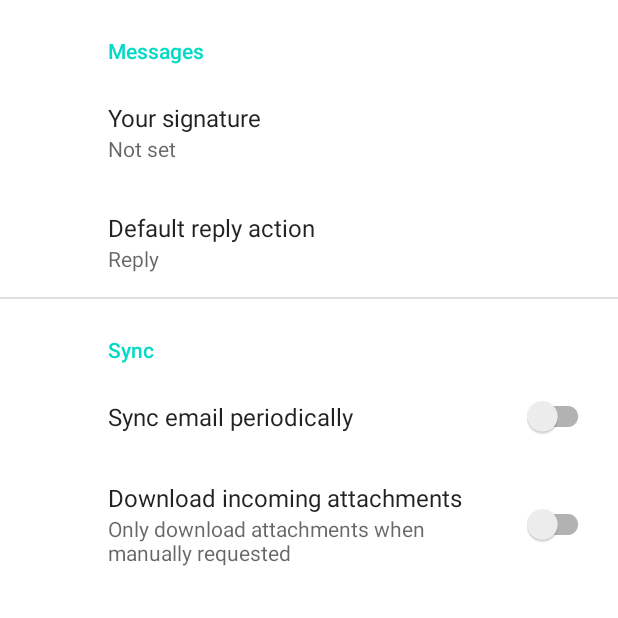
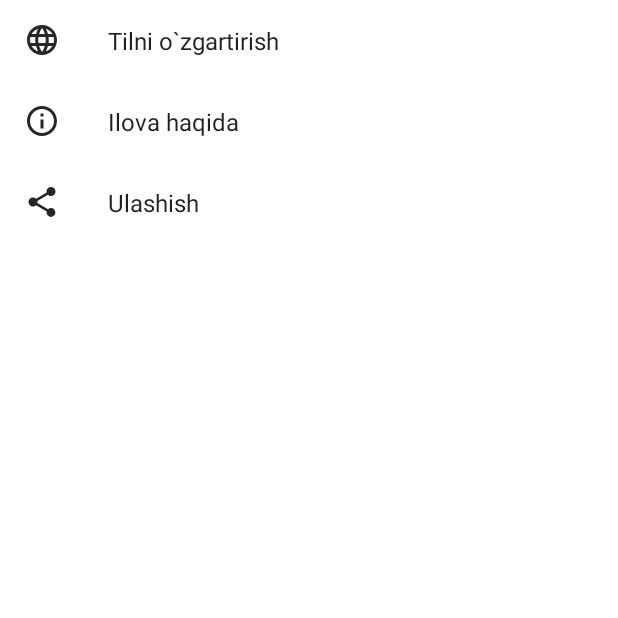
Before and after one commit to alisherotajonov866/Calculate-Percent, an Android app: the SettingsActivity screen opened directly, with no data from a screen before it, on a phone screen of 412 x 824 dp, the top half of it. Run offline under Robolectric (Android 15) with nearby library versions, the phone set to English and light mode, and no system bars; our stand-ins replace androidx.preference.

Commit message:
fixed bugs

```diff
--- a/app/src/main/AndroidManifest.xml
+++ b/app/src/main/AndroidManifest.xml
@@ -1,6 +1,6 @@
 <?xml version="1.0" encoding="utf-8"?>
 <manifest xmlns:android="http://schemas.android.com/apk/res/android"
-    xmlns:tools="http://schemas.android.com/tools" >
+    xmlns:tools="http://schemas.android.com/tools">
 
     <application
         android:allowBackup="true"
@@ -11,7 +11,15 @@
         android:roundIcon="@mipmap/ic_app_image"
         android:supportsRtl="true"
         android:theme="@style/Theme.CalculatePercent"
-        tools:targetApi="31" >
+        tools:targetApi="31">
+        <activity
+            android:name=".InformationActivity"
+            android:exported="false"
+            android:parentActivityName=".SettingsActivity">
+            <meta-data
+                android:name="android.app.lib_name"
+                android:value="" />
+        </activity>
         <activity
             android:name=".SettingsActivity"
             android:exported="false"
@@ -22,16 +30,8 @@
                 android:value="" />
         </activity>
         <activity
-            android:name=".Information"
-            android:exported="false"
-            android:parentActivityName=".SettingsActivity">
-            <meta-data
-                android:name="android.app.lib_name"
-                android:value="" />
-        </activity>
-        <activity
             android:name=".MainActivity"
-            android:exported="true" >
+            android:exported="true">
             <intent-filter>
                 <action android:name="android.intent.action.MAIN" />
 
--- a/app/src/main/java/ru/startandroid/calculatepercent/Information.kt
+++ b/app/src/main/java/ru/startandroid/calculatepercent/InformationActivity.kt
@@ -2,17 +2,10 @@
 
 import androidx.appcompat.app.AppCompatActivity
 import android.os.Bundle
-import android.widget.Button
 
-class Information : AppCompatActivity() {
-    lateinit var ivBack:Button
+class InformationActivity : AppCompatActivity() {
     override fun onCreate(savedInstanceState: Bundle?) {
         super.onCreate(savedInstanceState)
         setContentView(R.layout.activity_information)
-
-        ivBack = findViewById(R.id.information_ivBack)
-        ivBack.setOnClickListener{
-            finish()
-        }
     }
 }
--- a/app/src/main/java/ru/startandroid/calculatepercent/MainActivity.kt
+++ b/app/src/main/java/ru/startandroid/calculatepercent/MainActivity.kt
@@ -51,6 +51,7 @@
                     toast("Maydonlarni to`ldiring!")
                 }
             }
+
             btnClear.setOnClickListener{
                 if (etPriceShown.text!!.isNotEmpty() || etPriceReceived.text!!.isNotEmpty() || etMonth.text!!.isNotEmpty()) {
                     etPriceShown.setText("")
@@ -61,10 +62,12 @@
                 }
             }
         }
+
         binding.ivSettings.setOnClickListener{
             val intent = Intent(this,SettingsActivity::class.java)
             startActivity(intent)
         }
+
     }
 
     private fun alert(titleMessage:String, message:String){
--- a/app/src/main/java/ru/startandroid/calculatepercent/SettingsActivity.kt
+++ b/app/src/main/java/ru/startandroid/calculatepercent/SettingsActivity.kt
@@ -2,9 +2,10 @@
 
 import android.os.Bundle
 import androidx.appcompat.app.AppCompatActivity
+import androidx.preference.Preference
 import androidx.preference.PreferenceFragmentCompat
 
-class SettingsActivity : AppCompatActivity() {
+class SettingsActivity : AppCompatActivity(), Preference.OnPreferenceClickListener {
 
     override fun onCreate(savedInstanceState: Bundle?) {
         super.onCreate(savedInstanceState)
@@ -21,6 +22,12 @@
     class SettingsFragment : PreferenceFragmentCompat() {
         override fun onCreatePreferences(savedInstanceState: Bundle?, rootKey: String?) {
             setPreferencesFromResource(R.xml.root_preferences, rootKey)
+
         }
     }
+
+    override fun onPreferenceClick(preference: Preference): Boolean {
+
+        return true
+    }
 }
--- /dev/null
+++ b/app/src/main/res/drawable/ic_info.xml
@@ -0,0 +1,5 @@
+<vector android:alpha="0.85" android:height="24dp"
+    android:tint="#000000" android:viewportHeight="24"
+    android:viewportWidth="24" android:width="24dp" xmlns:android="http://schemas.android.com/apk/res/android">
+    <path android:fillColor="@android:color/white" android:pathData="M11,7h2v2h-2zM11,11h2v6h-2zM12,2C6.48,2 2,6.48 2,12s4.48,10 10,10 10,-4.48 10,-10S17.52,2 12,2zM12,20c-4.41,0 -8,-3.59 -8,-8s3.59,-8 8,-8 8,3.59 8,8 -3.59,8 -8,8z"/>
+</vector>
--- /dev/null
+++ b/app/src/main/res/drawable/ic_language.xml
@@ -0,0 +1,5 @@
+<vector android:alpha="0.85" android:height="24dp"
+    android:tint="#000000" android:viewportHeight="24"
+    android:viewportWidth="24" android:width="24dp" xmlns:android="http://schemas.android.com/apk/res/android">
+    <path android:fillColor="@android:color/white" android:pathData="M11.99,2C6.47,2 2,6.48 2,12s4.47,10 9.99,10C17.52,22 22,17.52 22,12S17.52,2 11.99,2zM18.92,8h-2.95c-0.32,-1.25 -0.78,-2.45 -1.38,-3.56 1.84,0.63 3.37,1.91 4.33,3.56zM12,4.04c0.83,1.2 1.48,2.53 1.91,3.96h-3.82c0.43,-1.43 1.08,-2.76 1.91,-3.96zM4.26,14C4.1,13.36 4,12.69 4,12s0.1,-1.36 0.26,-2h3.38c-0.08,0.66 -0.14,1.32 -0.14,2s0.06,1.34 0.14,2L4.26,14zM5.08,16h2.95c0.32,1.25 0.78,2.45 1.38,3.56 -1.84,-0.63 -3.37,-1.9 -4.33,-3.56zM8.03,8L5.08,8c0.96,-1.66 2.49,-2.93 4.33,-3.56C8.81,5.55 8.35,6.75 8.03,8zM12,19.96c-0.83,-1.2 -1.48,-2.53 -1.91,-3.96h3.82c-0.43,1.43 -1.08,2.76 -1.91,3.96zM14.34,14L9.66,14c-0.09,-0.66 -0.16,-1.32 -0.16,-2s0.07,-1.35 0.16,-2h4.68c0.09,0.65 0.16,1.32 0.16,2s-0.07,1.34 -0.16,2zM14.59,19.56c0.6,-1.11 1.06,-2.31 1.38,-3.56h2.95c-0.96,1.65 -2.49,2.93 -4.33,3.56zM16.36,14c0.08,-0.66 0.14,-1.32 0.14,-2s-0.06,-1.34 -0.14,-2h3.38c0.16,0.64 0.26,1.31 0.26,2s-0.1,1.36 -0.26,2h-3.38z"/>
+</vector>
--- a/app/src/main/res/drawable/ic_language_icon.xml
+++ /dev/null
@@ -1,5 +0,0 @@
-<vector android:alpha="0.85" android:height="24dp"
-    android:tint="#000000" android:viewportHeight="24"
-    android:viewportWidth="24" android:width="24dp" xmlns:android="http://schemas.android.com/apk/res/android">
-    <path android:fillColor="@android:color/white" android:pathData="M12.87,15.07l-2.54,-2.51 0.03,-0.03c1.74,-1.94 2.98,-4.17 3.71,-6.53L17,6L17,4h-7L10,2L8,2v2L1,4v1.99h11.17C11.5,7.92 10.44,9.75 9,11.35 8.07,10.32 7.3,9.19 6.69,8h-2c0.73,1.63 1.73,3.17 2.98,4.56l-5.09,5.02L4,19l5,-5 3.11,3.11 0.76,-2.04zM18.5,10h-2L12,22h2l1.12,-3h4.75L21,22h2l-4.5,-12zM15.88,17l1.62,-4.33L19.12,17h-3.24z"/>
-</vector>
--- /dev/null
+++ b/app/src/main/res/drawable/ic_share.xml
@@ -0,0 +1,5 @@
+<vector android:alpha="0.85" android:height="24dp"
+    android:tint="#000000" android:viewportHeight="24"
+    android:viewportWidth="24" android:width="24dp" xmlns:android="http://schemas.android.com/apk/res/android">
+    <path android:fillColor="@android:color/white" android:pathData="M18,16.08c-0.76,0 -1.44,0.3 -1.96,0.77L8.91,12.7c0.05,-0.23 0.09,-0.46 0.09,-0.7s-0.04,-0.47 -0.09,-0.7l7.05,-4.11c0.54,0.5 1.25,0.81 2.04,0.81 1.66,0 3,-1.34 3,-3s-1.34,-3 -3,-3 -3,1.34 -3,3c0,0.24 0.04,0.47 0.09,0.7L8.04,9.81C7.5,9.31 6.79,9 6,9c-1.66,0 -3,1.34 -3,3s1.34,3 3,3c0.79,0 1.5,-0.31 2.04,-0.81l7.12,4.16c-0.05,0.21 -0.08,0.43 -0.08,0.65 0,1.61 1.31,2.92 2.92,2.92 1.61,0 2.92,-1.31 2.92,-2.92s-1.31,-2.92 -2.92,-2.92z"/>
+</vector>
--- a/app/src/main/res/layout/activity_information.xml
+++ b/app/src/main/res/layout/activity_information.xml
@@ -5,7 +5,7 @@
     android:layout_width="match_parent"
     android:layout_height="match_parent"
     android:orientation="vertical"
-    tools:context=".Information">
+    tools:context=".InformationActivity">
 
     <androidx.constraintlayout.widget.ConstraintLayout
         android:id="@+id/linearLayout"
--- a/app/src/main/res/values/arrays.xml
+++ b/app/src/main/res/values/arrays.xml
@@ -1,12 +1,11 @@
 <resources>
-    <!-- Reply Preference -->
-    <string-array name="reply_entries">
-        <item>Reply</item>
-        <item>Reply to all</item>
+
+    <string-array name="radio_button_options">
+        <item>Uzbek</item>
+        <item>English</item>
     </string-array>
-
-    <string-array name="reply_values">
-        <item>reply</item>
-        <item>reply_all</item>
+    <string-array name="radio_button_values">
+        <item>option_1_value</item>
+        <item>option_2_value</item>
     </string-array>
 </resources>
--- a/app/src/main/res/values/strings.xml
+++ b/app/src/main/res/values/strings.xml
@@ -14,18 +14,4 @@
     <string name="back">Orqaga</string>
     <string name="title_activity_settings">SettingsActivity</string>
 
-    <!-- Preference Titles -->
-    <string name="messages_header">Messages</string>
-    <string name="sync_header">Sync</string>
-
-    <!-- Messages Preferences -->
-    <string name="signature_title">Your signature</string>
-    <string name="reply_title">Default reply action</string>
-
-    <!-- Sync Preferences -->
-    <string name="sync_title">Sync email periodically</string>
-    <string name="attachment_title">Download incoming attachments</string>
-    <string name="attachment_summary_on">Automatically download attachments for incoming emails
-    </string>
-    <string name="attachment_summary_off">Only download attachments when manually requested</string>
 </resources>
--- a/app/src/main/res/xml/root_preferences.xml
+++ b/app/src/main/res/xml/root_preferences.xml
@@ -1,38 +1,26 @@
-<PreferenceScreen
+<PreferenceScreen xmlns:android="http://schemas.android.com/apk/res/android"
     xmlns:app="http://schemas.android.com/apk/res-auto">
+    <ListPreference
+        android:defaultValue="option_1_value"
+        android:entries="@array/radio_button_options"
+        android:entryValues="@array/radio_button_values"
+        android:icon="@drawable/ic_language"
+        android:key="change_language_key"
+        android:title="@string/change_language" />
 
-    <PreferenceCategory
-        app:title="@string/messages_header">
+    <Preference
+        android:icon="@drawable/ic_info"
+        app:key="about_app_key"
+        app:title="Ilova haqida">
+        <intent
+            android:targetClass="ru.startandroid.calculatepercent.InformationActivity"
+            android:targetPackage="ru.startandroid.calculatepercent" />
+    </Preference>
 
-        <EditTextPreference
-            app:key="signature"
-            app:title="@string/signature_title"
-            app:useSimpleSummaryProvider="true"/>
-
-        <ListPreference
-            app:key="reply"
-            app:title="@string/reply_title"
-            app:entries="@array/reply_entries"
-            app:entryValues="@array/reply_values"
-            app:defaultValue="reply"
-            app:useSimpleSummaryProvider="true"/>
-
-    </PreferenceCategory>
-
-    <PreferenceCategory
-        app:title="@string/sync_header">
-
-        <SwitchPreferenceCompat
-            app:key="sync"
-            app:title="@string/sync_title"/>
-
-        <SwitchPreferenceCompat
-            app:key="attachment"
-            app:title="@string/attachment_title"
-            app:summaryOn="@string/attachment_summary_on"
-            app:summaryOff="@string/attachment_summary_off"
-            app:dependency="sync"/>
-
-    </PreferenceCategory>
+    <Preference
+        android:icon="@drawable/ic_share"
+        app:key="share_app_key"
+        app:title="Ulashish" >
+    </Preference>
 
 </PreferenceScreen>
```
